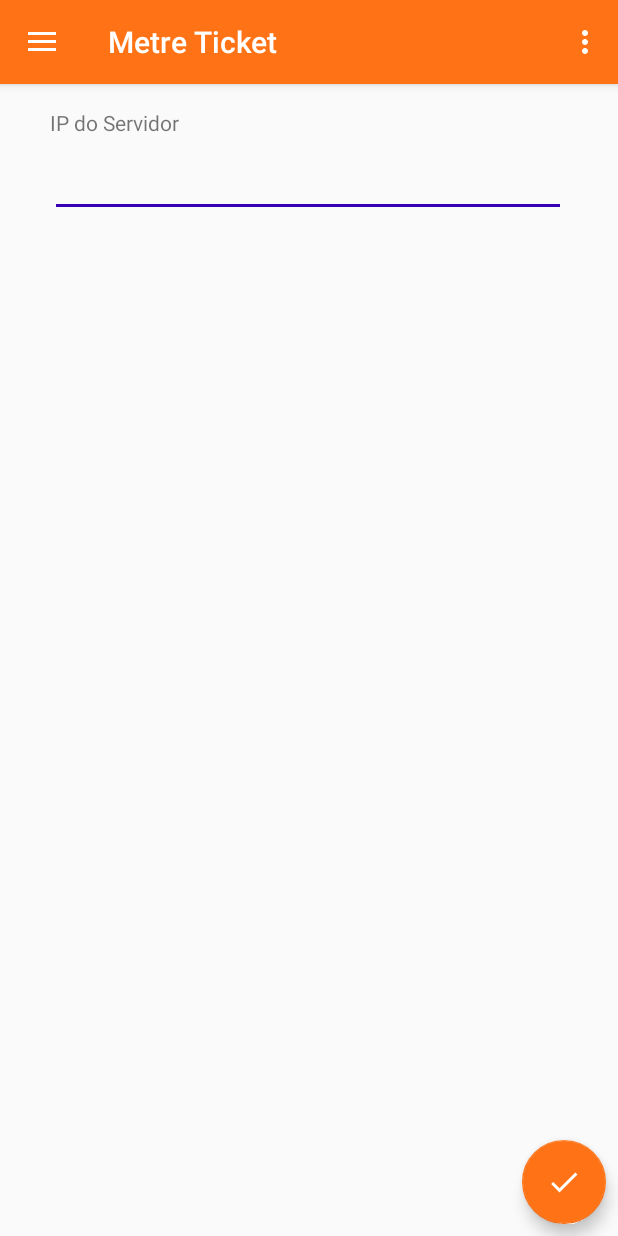
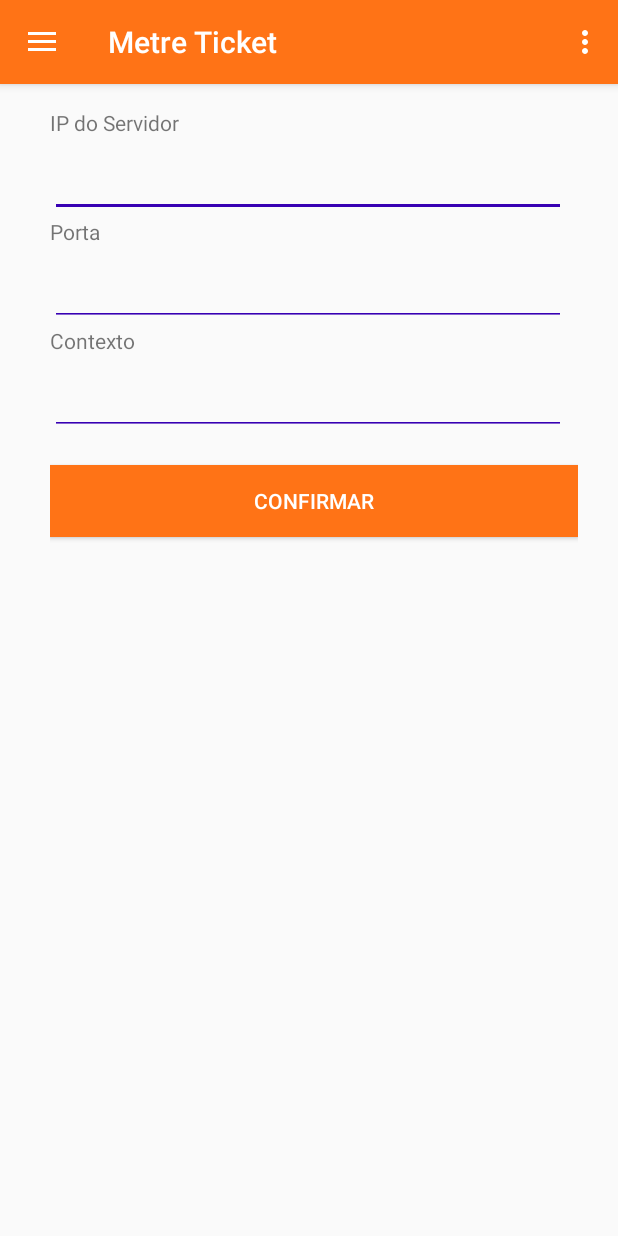
Before and after one commit to damascoa/Android-Transacao-Telas, an Android app: the screen it shows after launch (TemplateActivity), on a phone screen of 412 x 824 dp. Run offline under Robolectric (Android 15) with nearby library versions, the phone set to English and light mode, and no system bars.

Commit message:
Adicao da configuracao de IP

```diff
--- a/app/src/main/java/com/metre/SessaoAplicacao.java
+++ b/app/src/main/java/com/metre/SessaoAplicacao.java
@@ -1,4 +1,6 @@
 package com.metre;
+
+import android.content.SharedPreferences;
 
 import com.metre.model.PedidoItem;
 
@@ -9,6 +11,7 @@ import java.util.Map;
 
 public class SessaoAplicacao {
     public static Map<Object, Object> session = new HashMap<>();
+    public static SharedPreferences preferencias;
 
     public static List<PedidoItem> itensPedido;
 
--- a/app/src/main/java/com/metre/config/RetrofitConfig.java
+++ b/app/src/main/java/com/metre/config/RetrofitConfig.java
@@ -1,5 +1,6 @@
 package com.metre.config;
 
+import com.metre.SessaoAplicacao;
 import com.metre.services.GrupoService;
 import com.metre.services.ProdutoService;
 
@@ -7,10 +8,17 @@ import retrofit2.Retrofit;
 import retrofit2.converter.jackson.JacksonConverterFactory;
 
 public class RetrofitConfig {
+
+    private final String URL =
+            "http://"+
+            SessaoAplicacao.preferencias.getString("ip","192.168.1.199")+":"+
+            SessaoAplicacao.preferencias.getString("porta","8080")+"/"+
+            SessaoAplicacao.preferencias.getString("contexto","app");
+
     private final Retrofit retrofit;
 
     public RetrofitConfig() {
-        this.retrofit =  new Retrofit.Builder().baseUrl("http://192.168.1.199:8080/services/ticket/")
+        this.retrofit =  new Retrofit.Builder().baseUrl(URL+"/services/ticket/")
                 .addConverterFactory(JacksonConverterFactory.create())
                 .build();;
     }
--- a/app/src/main/java/com/metre/projetotransacaotelas/TemplateActivity.java
+++ b/app/src/main/java/com/metre/projetotransacaotelas/TemplateActivity.java
@@ -13,6 +13,8 @@ import android.support.v7.app.AppCompatActivity;
 import android.support.v7.widget.Toolbar;
 import android.view.Menu;
 import android.view.MenuItem;
+
+import com.metre.SessaoAplicacao;
 import com.metre.projetotransacaotelas.R;
 
 import com.metre.projetotransacaotelas.fragment.CaixaFragment;
@@ -40,8 +42,8 @@ public class TemplateActivity extends AppCompatActivity
         NavigationView navigationView = findViewById(R.id.nav_view);
         navigationView.setNavigationItemSelectedListener(this);
 
-        SharedPreferences pref = getApplicationContext().getSharedPreferences("Configuracao", 0);
-        if(pref.getString("ip", null) == null){
+        SessaoAplicacao.preferencias = getApplicationContext().getSharedPreferences("Configuracao", 0);
+        if( SessaoAplicacao.preferencias .getString("ip", null) == null){
             System.out.println("IP ESTA NULO");
             navegarPorID(R.id.nav_config);
         }
--- a/app/src/main/java/com/metre/projetotransacaotelas/fragment/ConfiguracaoFragment.java
+++ b/app/src/main/java/com/metre/projetotransacaotelas/fragment/ConfiguracaoFragment.java
@@ -10,13 +10,19 @@ import android.support.v7.widget.AppCompatEditText;
 import android.view.LayoutInflater;
 import android.view.View;
 import android.view.ViewGroup;
+import android.widget.Button;
 import android.widget.TextView;
+import android.widget.Toast;
 
+import com.metre.SessaoAplicacao;
 import com.metre.projetotransacaotelas.R;
 
 public class ConfiguracaoFragment extends Fragment {
-    private AppCompatEditText txtIp;
-    private FloatingActionButton button;
+
+    private AppCompatEditText iptIP;
+    private AppCompatEditText iptPorta;
+    private AppCompatEditText iptContexto;
+    private Button btnConfirmar;
 
     @Nullable
     @Override
@@ -26,14 +32,38 @@ public class ConfiguracaoFragment extends Fragment {
 
     @Override
     public void onViewCreated(@NonNull View view, @Nullable Bundle savedInstanceState) {
-        button = view.findViewById(R.id.btnSalvar);
-        txtIp = view.findViewById(R.id.txtIp);
-        button.setOnClickListener(new View.OnClickListener() {
+        btnConfirmar = view.findViewById(R.id.btnConfirmar);
+        iptIP = view.findViewById(R.id.iptIP);
+        iptPorta = view.findViewById(R.id.iptPorta);
+        iptContexto = view.findViewById(R.id.iptContexto);
+        super.onViewCreated(view, savedInstanceState);
+        btnConfirmar = view.findViewById(R.id.btnConfirmar);
+        btnConfirmar.setOnClickListener(new View.OnClickListener() {
             @Override
             public void onClick(View v) {
-                SharedPreferences pref = view.getContext().getSharedPreferences("Configuracao", 0);
+                salvarConfiguracao(view);
             }
         });
-        super.onViewCreated(view, savedInstanceState);
+    }
+
+    public void salvarConfiguracao(View view){
+        if(iptIP.getText() == null){
+            Toast.makeText(view.getContext(), "Informe o IP!", Toast.LENGTH_SHORT).show();
+            return;
+        }
+        if(iptPorta.getText() == null){
+            Toast.makeText(view.getContext(), "Informe a porta!", Toast.LENGTH_SHORT).show();
+            return;
+        }
+        if(iptContexto.getText() == null){
+            Toast.makeText(view.getContext(), "Informe o contexto!", Toast.LENGTH_SHORT).show();
+            return;
+        }
+        SharedPreferences.Editor editor =  SessaoAplicacao.preferencias.edit();
+        editor.putString("ip",iptIP.getText().toString());
+        editor.putString("porta",iptPorta.getText().toString());
+        editor.putString("context",iptContexto.getText().toString());
+        editor.apply();
+        Toast.makeText(view.getContext(), "Configuração efetuada com sucesso!", Toast.LENGTH_SHORT).show();
     }
 }
--- a/app/src/main/java/com/metre/projetotransacaotelas/fragment/PedidoFragment.java
+++ b/app/src/main/java/com/metre/projetotransacaotelas/fragment/PedidoFragment.java
@@ -90,6 +90,7 @@ public class PedidoFragment extends Fragment {
 
 
     public void montarGrid(View view, List<Grupo> grupos){
+
         for(Grupo g : grupos){
             Button b = new Button(view.getContext());
             b.setText(g.getDescricao());
@@ -131,13 +132,18 @@ public class PedidoFragment extends Fragment {
             @Override
             public void onResponse(Call<List<Grupo>> call, Response<List<Grupo>> response) {
                 grupos = response.body();
-
+                if(grupos == null){
+                     Toast.makeText(getContext(), "Nenhum grupo foi carregado!", Toast.LENGTH_SHORT).show();
+                     progressDoalog.dismiss();
+                    return;
+                }
                 montarGrid(view,grupos);
                 progressDoalog.dismiss();
             }
             @Override
             public void onFailure(Call<List<Grupo>> call, Throwable t) {
                 progressDoalog.dismiss();
+                Toast.makeText(getContext(), "Erro ao buscar os grupos no serviço!", Toast.LENGTH_SHORT).show();
                 Log.e("GrupoService", "Erro ao buscar o grupo: " + t.getMessage());
             }
         });
--- a/app/src/main/res/layout/fragment_config.xml
+++ b/app/src/main/res/layout/fragment_config.xml
@@ -5,18 +5,6 @@
     xmlns:tools="http://schemas.android.com/tools"
     android:layout_width="match_parent"
     android:layout_height="match_parent">
-
-    <android.support.design.widget.FloatingActionButton
-        android:id="@+id/btnSalvar"
-        android:layout_width="wrap_content"
-        android:layout_height="wrap_content"
-        android:layout_marginEnd="8dp"
-        android:layout_marginBottom="8dp"
-        android:clickable="true"
-        android:src="@drawable/ic_check_black_24dp"
-        app:backgroundTint="#FFFF7316"
-        app:layout_constraintBottom_toBottomOf="parent"
-        app:layout_constraintEnd_toEndOf="parent" />
 
     <LinearLayout
         android:layout_width="368dp"
@@ -44,7 +32,11 @@
             textColorHighlight="@co />
 
 
-    ]]>
+
+
+
+
+        ]]>
 
         <TextView
             android:id="@+id/textView5"
@@ -53,7 +45,7 @@
             android:text="IP do Servidor" />
 
         <android.support.v7.widget.AppCompatEditText
-            android:id="@+id/txtIp"
+            android:id="@+id/iptIP"
             android:layout_width="match_parent"
             android:layout_height="wrap_content"
             android:layout_marginTop="8dp"
@@ -61,5 +53,50 @@
             app:backgroundTint="@color/design_default_color_primary_dark"
             app:layout_constraintEnd_toEndOf="parent"
             app:layout_constraintTop_toTopOf="parent" />
+
+        <TextView
+            android:id="@+id/textView4"
+            android:layout_width="match_parent"
+            android:layout_height="wrap_content"
+            android:text="Porta" />
+
+        <android.support.v7.widget.AppCompatEditText
+            android:id="@+id/iptPorta"
+            android:layout_width="match_parent"
+            android:layout_height="wrap_content"
+            android:layout_marginTop="8dp"
+            android:layout_marginEnd="8dp"
+            android:inputType="number"
+            app:backgroundTint="@color/design_default_color_primary_dark"
+            app:layout_constraintEnd_toEndOf="parent"
+            app:layout_constraintTop_toTopOf="parent" />
+
+        <TextView
+            android:id="@+id/textView6"
+            android:layout_width="match_parent"
+            android:layout_height="wrap_content"
+            android:text="Contexto" />
+
+        <android.support.v7.widget.AppCompatEditText
+            android:id="@+id/iptContexto"
+            android:layout_width="match_parent"
+            android:layout_height="wrap_content"
+            android:layout_marginTop="8dp"
+            android:layout_marginEnd="8dp"
+            android:inputType="text"
+            app:backgroundTint="@color/design_default_color_primary_dark"
+            app:layout_constraintEnd_toEndOf="parent"
+            app:layout_constraintTop_toTopOf="parent" />
+
+        <Button
+            android:id="@+id/btnConfirmar"
+            android:layout_width="match_parent"
+            android:layout_height="wrap_content"
+            android:layout_marginTop="20dp"
+            android:background="#FFFF7316"
+            android:onClick="salvarConfiguracao"
+            android:text="Confirmar"
+            android:textColor="@color/colorAccent" />
+
     </LinearLayout>
 </android.support.constraint.ConstraintLayout>
```
